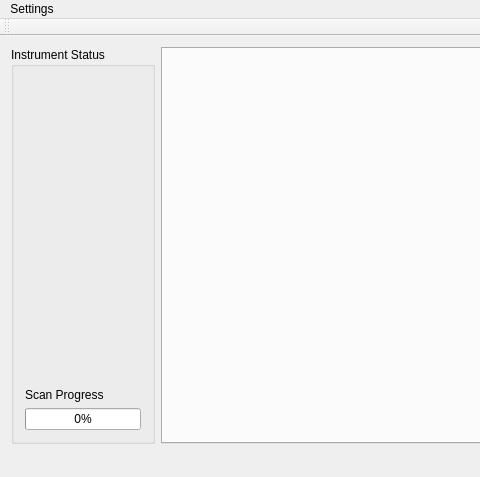
First picture: the form in mainwindow.ui, repository kncrabtree/nicerohms, before the edit; both pictures show x 0 to 480 and y 0 to 477 of the 748 by 477 pixel window.
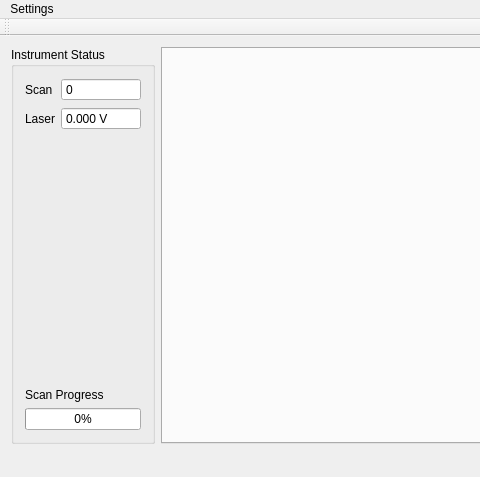
Second picture: the form after the edit. Custom widgets are drawn as their Qt base class.

```diff
--- a/mainwindow.ui
+++ b/mainwindow.ui
@@ -21,6 +21,59 @@
        <string>Instrument Status</string>
       </property>
       <layout class="QVBoxLayout" name="verticalLayout_3">
+       <item>
+        <layout class="QFormLayout" name="formLayout">
+         <item row="0" column="0">
+          <widget class="QLabel" name="scanNumberLabel">
+           <property name="text">
+            <string>Scan</string>
+           </property>
+          </widget>
+         </item>
+         <item row="0" column="1">
+          <widget class="QSpinBox" name="scanNumberSpinBox">
+           <property name="readOnly">
+            <bool>true</bool>
+           </property>
+           <property name="buttonSymbols">
+            <enum>QAbstractSpinBox::NoButtons</enum>
+           </property>
+           <property name="maximum">
+            <number>2147483647</number>
+           </property>
+          </widget>
+         </item>
+         <item row="1" column="0">
+          <widget class="QLabel" name="laserLabel">
+           <property name="text">
+            <string>Laser</string>
+           </property>
+          </widget>
+         </item>
+         <item row="1" column="1">
+          <widget class="QDoubleSpinBox" name="laserDoubleSpinBox">
+           <property name="readOnly">
+            <bool>true</bool>
+           </property>
+           <property name="buttonSymbols">
+            <enum>QAbstractSpinBox::NoButtons</enum>
+           </property>
+           <property name="suffix">
+            <string> V</string>
+           </property>
+           <property name="decimals">
+            <number>3</number>
+           </property>
+           <property name="minimum">
+            <double>-1000.000000000000000</double>
+           </property>
+           <property name="maximum">
+            <double>1000.000000000000000</double>
+           </property>
+          </widget>
+         </item>
+        </layout>
+       </item>
        <item>
         <spacer name="verticalSpacer">
          <property name="orientation">
@@ -29,7 +82,7 @@
          <property name="sizeHint" stdset="0">
           <size>
            <width>20</width>
-           <height>309</height>
+           <height>249</height>
           </size>
          </property>
         </spacer>
```
